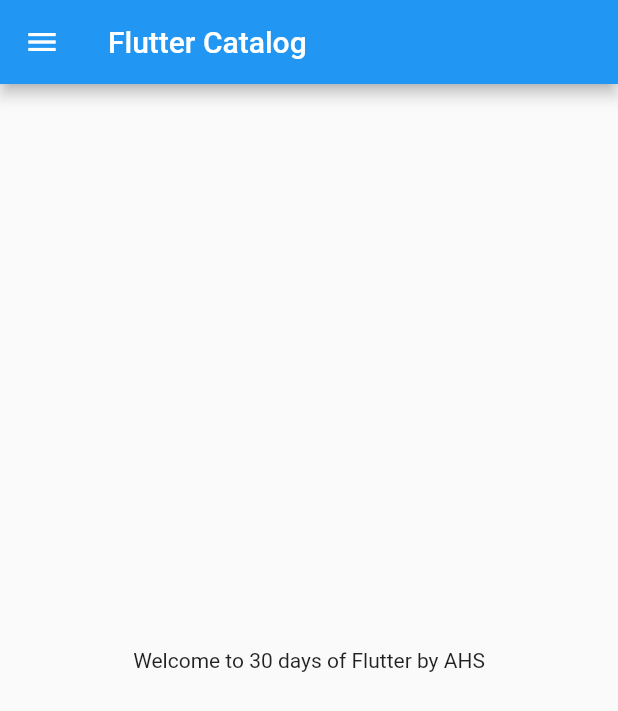
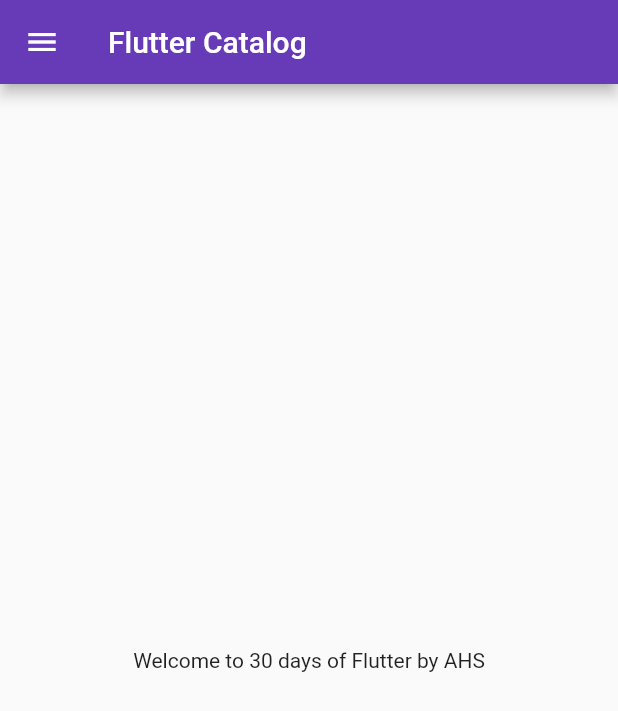
Before and after one commit to alihaidersiddique/FlutterCatlog, a Flutter app: the screen it shows after launch, on a phone screen of 412 x 824 dp. Shown: the top 711 px of the screen. Run offline on Flutter 3.47's test engine with Material 2 defaults, Android fonts, the phone set to English and light mode, and no system bars.

Commit message:
Day 3 Completed

```diff
--- a/lib/main.dart
+++ b/lib/main.dart
@@ -1,5 +1,6 @@
 import 'package:flutter/material.dart';
-import 'home_page.dart';
+import 'package:flutter_catalog/pages/login_page.dart';
+import 'pages/home_page.dart';
 
 void main() {
   runApp(MyApp());
@@ -10,6 +11,12 @@ class MyApp extends StatelessWidget {
 
   @override
   Widget build(BuildContext context) {
-    return MaterialApp(home: HomePage());
+    return MaterialApp(
+      themeMode: ThemeMode.light,
+      theme: ThemeData(primarySwatch: Colors.deepPurple),
+      darkTheme: ThemeData(brightness: Brightness.dark),
+      initialRoute: "/home",
+      routes: {"/": (context) => LoginPage(), "/home": (context) => HomePage()},
+    );
   }
 }
```
Also changed, not shown: lib/pages/login_page.dart (added, +20 -0 lines), lib/pages/home_page.dart (renamed from lib/home_page.dart).
